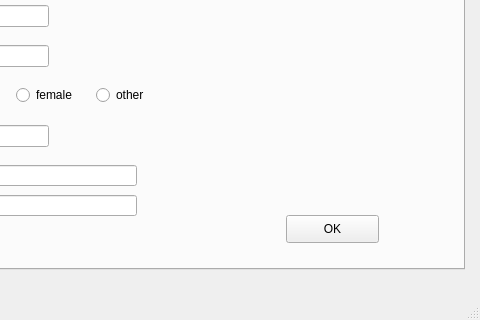
Qt form mainwindow.ui (Meulonn/Portal) before a commit; both pictures show x 316 to 796 and y 140 to 460 of the 796 by 460 pixel window.
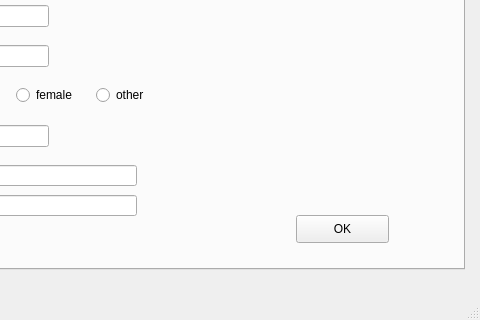
The same form after that commit.

```diff
--- a/mainwindow.ui
+++ b/mainwindow.ui
@@ -239,7 +239,7 @@
      <widget class="QPushButton" name="pushButton_OK1">
       <property name="geometry">
        <rect>
-        <x>580</x>
+        <x>590</x>
         <y>300</y>
         <width>93</width>
         <height>28</height>
```
Left out of the diff: 42 changed lines with no effect on the pictures.
